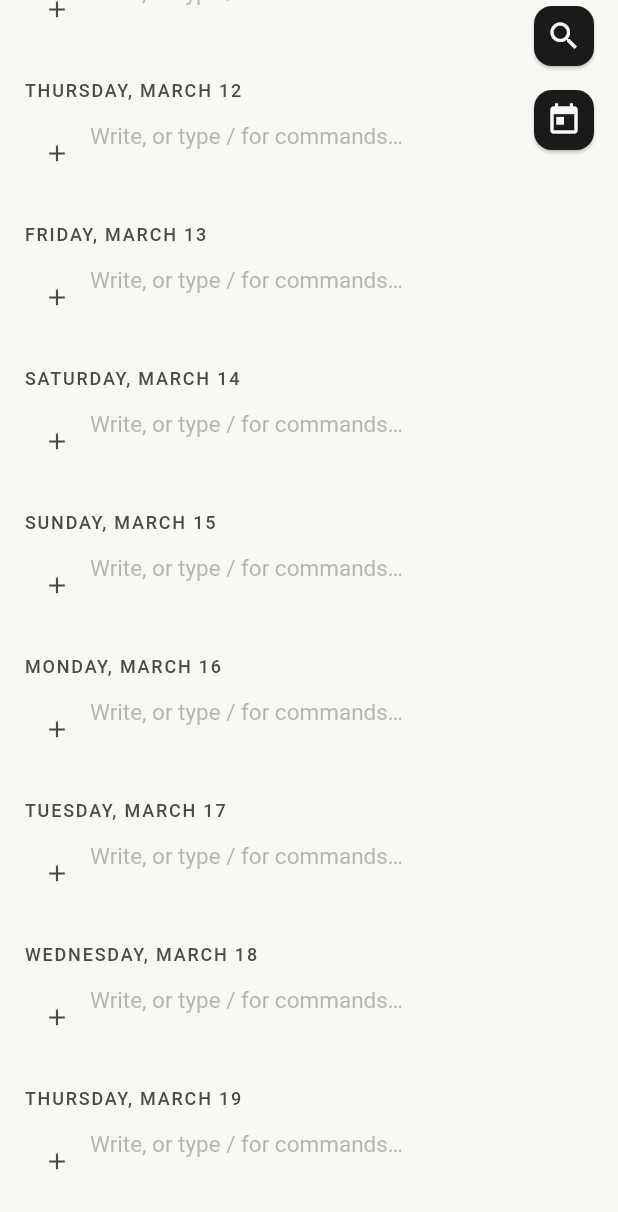
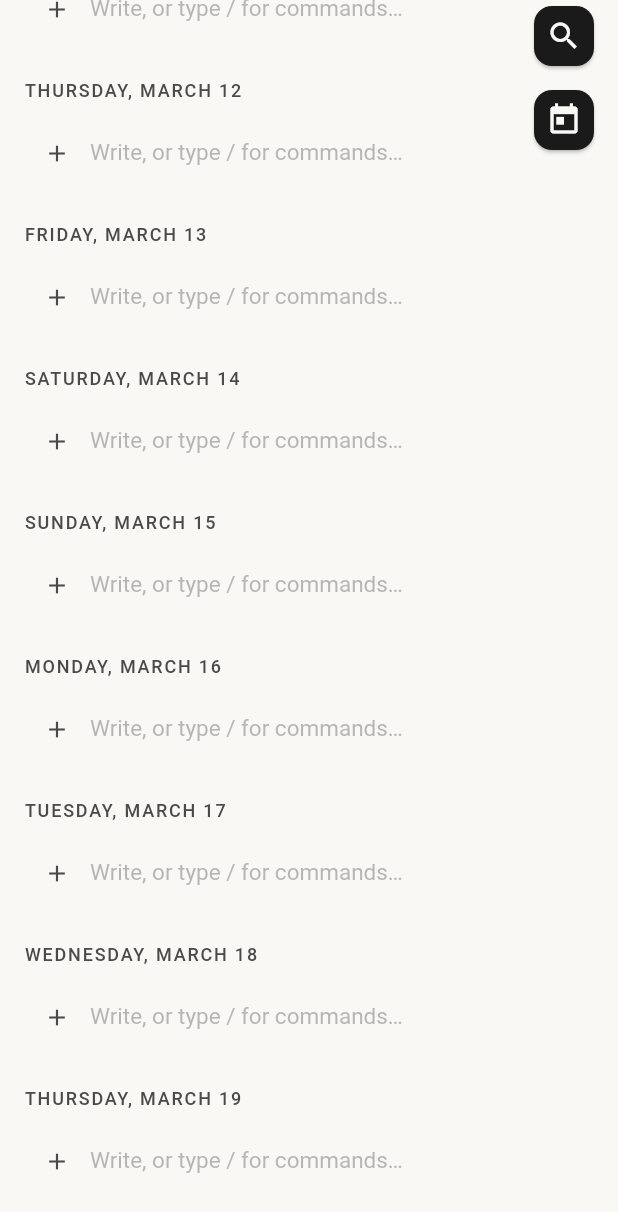
Before and after one commit to elibdev/lifelog, a Flutter app: the screen it shows after launch, scrolled down 576 dp, on a phone screen of 412 x 824 dp. Shown: the top 1212 px of the screen. Run offline on Flutter 3.47's test engine with Material 3 defaults, Android fonts, the phone set to English and light mode, and no system bars; missing offline and left inert: sqlite3.

Commit message:
fix(layout): center TypePickerButton + icon with record text
CrossAxisAlignment.start placed the 44px TypePickerButton with its +
centered at y=22 while text content started near y=0 — visually misaligned
for text, heading, and bullet records. Switching to CrossAxisAlignment.center
centers both the button and content within the row, so single-line records
land with text center at y=22 matching the + icon. Multi-line records float
the + to the content midpoint, consistent with the existing todo behaviour.

https://claude.ai/code/session_0133qh2bMXBmBQTyRirWmf5e

```diff
--- a/reference/lib/widgets/records/adaptive_record_widget.dart
+++ b/reference/lib/widgets/records/adaptive_record_widget.dart
@@ -60,7 +60,12 @@ class AdaptiveRecordWidget extends StatelessWidget {
           child: ConstrainedBox(
             constraints: const BoxConstraints(minHeight: GridConstants.rowHeight),
             child: Row(
-              crossAxisAlignment: CrossAxisAlignment.start,
+              // CrossAxisAlignment.center: aligns the TypePickerButton's + icon
+              // with the vertical midpoint of the content. For single-line records
+              // the content is ~21px tall inside the 44px button box, centering
+              // both at y=22. For multi-line records the + floats to the midpoint
+              // of all lines — same behaviour as the todo checkbox.
+              crossAxisAlignment: CrossAxisAlignment.center,
               children: [
                 // C1: type-picker centralised here so individual widgets stay
                 // focused on their own indicator without TypePickerButton boilerplate.
```
